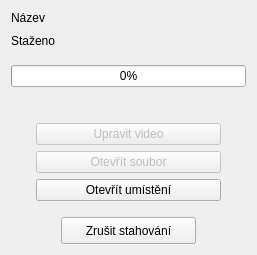
First picture: the form in y2mate/downloaddialog.ui, repository RxiPland/y2mate_desktop, before the edit.
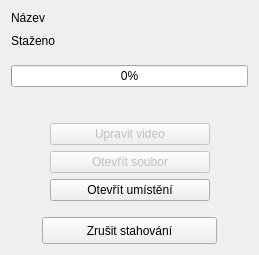
Second picture: the form after the edit.

Commit message: changed size policy

What changed in the file:
```diff
--- a/y2mate/downloaddialog.ui
+++ b/y2mate/downloaddialog.ui
@@ -6,7 +6,7 @@
    <rect>
     <x>0</x>
     <y>0</y>
-    <width>257</width>
+    <width>259</width>
     <height>255</height>
    </rect>
   </property>
@@ -86,7 +86,7 @@
           <enum>Qt::Horizontal</enum>
          </property>
          <property name="sizeType">
-          <enum>QSizePolicy::Fixed</enum>
+          <enum>QSizePolicy::MinimumExpanding</enum>
          </property>
          <property name="sizeHint" stdset="0">
           <size>
@@ -100,7 +100,7 @@
         <widget class="QPushButton" name="pushButton_3">
          <property name="minimumSize">
           <size>
-           <width>0</width>
+           <width>160</width>
            <height>0</height>
           </size>
          </property>
@@ -118,7 +118,7 @@
           <enum>Qt::Horizontal</enum>
          </property>
          <property name="sizeType">
-          <enum>QSizePolicy::Fixed</enum>
+          <enum>QSizePolicy::MinimumExpanding</enum>
          </property>
          <property name="sizeHint" stdset="0">
           <size>
@@ -134,7 +134,7 @@
           <enum>Qt::Horizontal</enum>
          </property>
          <property name="sizeType">
-          <enum>QSizePolicy::Fixed</enum>
+          <enum>QSizePolicy::MinimumExpanding</enum>
          </property>
          <property name="sizeHint" stdset="0">
           <size>
@@ -150,7 +150,7 @@
           <enum>Qt::Horizontal</enum>
          </property>
          <property name="sizeType">
-          <enum>QSizePolicy::Fixed</enum>
+          <enum>QSizePolicy::MinimumExpanding</enum>
          </property>
          <property name="sizeHint" stdset="0">
           <size>
@@ -183,7 +183,7 @@
          </property>
          <property name="minimumSize">
           <size>
-           <width>0</width>
+           <width>160</width>
            <height>0</height>
           </size>
          </property>
@@ -200,6 +200,12 @@
          <property name="enabled">
           <bool>false</bool>
          </property>
+         <property name="minimumSize">
+          <size>
+           <width>160</width>
+           <height>0</height>
+          </size>
+         </property>
          <property name="focusPolicy">
           <enum>Qt::NoFocus</enum>
          </property>
@@ -214,7 +220,7 @@
           <enum>Qt::Horizontal</enum>
          </property>
          <property name="sizeType">
-          <enum>QSizePolicy::Fixed</enum>
+          <enum>QSizePolicy::MinimumExpanding</enum>
          </property>
          <property name="sizeHint" stdset="0">
           <size>
@@ -230,7 +236,7 @@
           <enum>Qt::Horizontal</enum>
          </property>
          <property name="sizeType">
-          <enum>QSizePolicy::Fixed</enum>
+          <enum>QSizePolicy::MinimumExpanding</enum>
          </property>
          <property name="sizeHint" stdset="0">
           <size>
@@ -253,11 +259,11 @@
           <enum>Qt::Horizontal</enum>
          </property>
          <property name="sizeType">
-          <enum>QSizePolicy::Fixed</enum>
+          <enum>QSizePolicy::MinimumExpanding</enum>
          </property>
          <property name="sizeHint" stdset="0">
           <size>
-           <width>50</width>
+           <width>25</width>
            <height>20</height>
           </size>
          </property>
@@ -273,7 +279,7 @@
          </property>
          <property name="minimumSize">
           <size>
-           <width>0</width>
+           <width>175</width>
            <height>27</height>
           </size>
          </property>
@@ -291,11 +297,11 @@
           <enum>Qt::Horizontal</enum>
          </property>
          <property name="sizeType">
-          <enum>QSizePolicy::Fixed</enum>
+          <enum>QSizePolicy::MinimumExpanding</enum>
          </property>
          <property name="sizeHint" stdset="0">
           <size>
-           <width>50</width>
+           <width>25</width>
            <height>20</height>
           </size>
          </property>
```
The commit also changes 1 other file.
